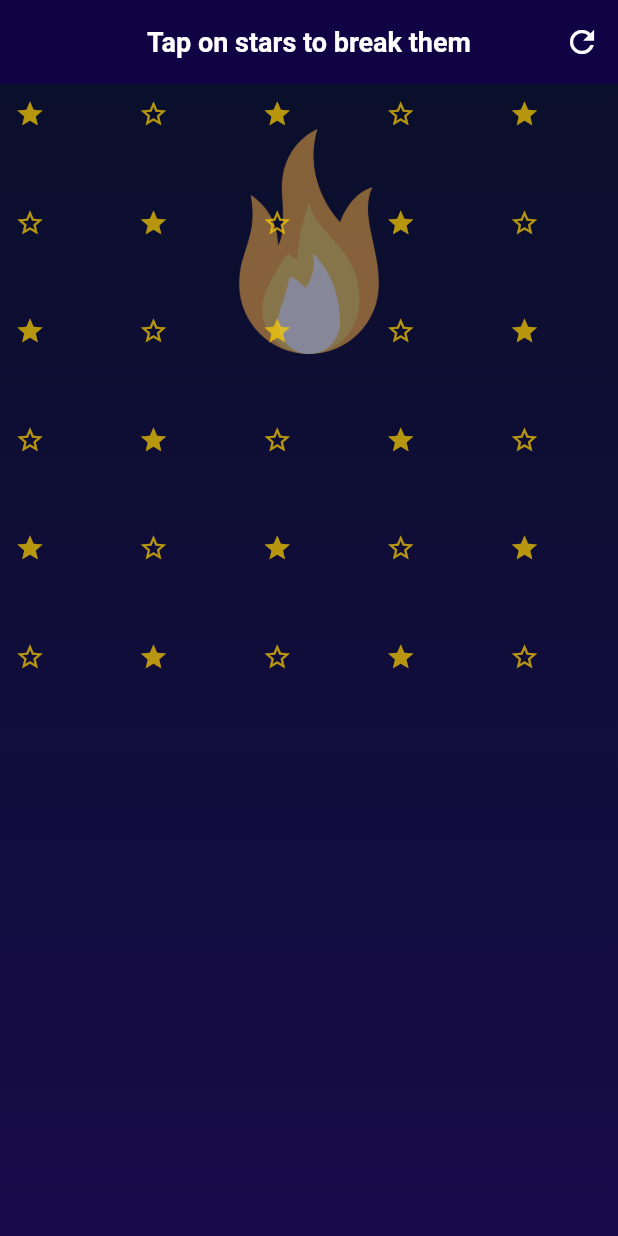
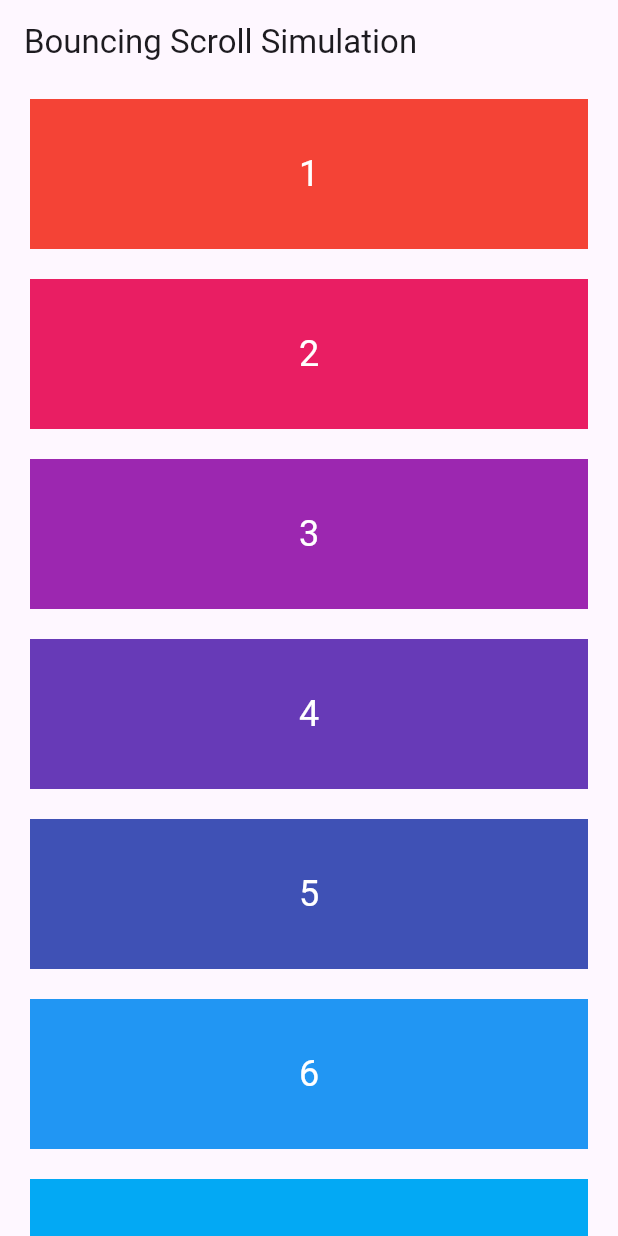
Before and after one commit to Hassan0308/Flutter-Animation, a Flutter app: the screen it shows after launch, on a phone screen of 412 x 824 dp. Run offline on Flutter 3.47's test engine with Material 3 defaults, Android fonts, the phone set to English and light mode, and no system bars.

Commit message:
first commit

```diff
--- a/lib/main.dart
+++ b/lib/main.dart
@@ -1,12 +1,12 @@
 import 'package:flutter/material.dart';
-import 'package:flutter_animation/provider/gravity_simulation_animation_provider.dart';
+import 'package:flutter_animation/provider/bouncing_scroll_simulation_provier.dart';
 import 'package:flutter_animation/screens/home_screen.dart';
 import 'package:provider/provider.dart';
 
 void main() {
   runApp(MultiProvider(providers: [
     ChangeNotifierProvider(
-      create: (context) => GravitySimulationAnimationProvider(),
+      create: (context) => BouncingScrollSimulationProvider(),
     ),
   ], child: const MyApp()));
 }
--- a/lib/provider/gravity_simulation_animation_provider.dart
+++ /dev/null
@@ -1,64 +0,0 @@
-import 'package:flutter/material.dart';
-import 'package:flutter/physics.dart';
-
-class GravitySimulationAnimationProvider extends ChangeNotifier {
-  late AnimationController _starController;
-  late Animation _starAnimation;
-  late List<AnimationController> _gravityControllers;
-  late List<GravitySimulation> _gravitySimulations;
-  List<bool> _spark = List<bool>.filled(30, false);
-
-  AnimationController get starController => _starController;
-  Animation get starAnimation => _starAnimation;
-  List<AnimationController> get gravityControllers => _gravityControllers;
-  List<GravitySimulation> get gravitySimulations => _gravitySimulations;
-  List<bool> get spark => _spark;
-
-  void initilizeAnimation(TickerProvider vsync) {
-    _starController = AnimationController(
-        vsync: vsync, duration: const Duration(milliseconds: 200));
-    _starAnimation = Tween(begin: 0.7, end: 1.0).animate(_starController);
-    _starController.repeat();
-
-    _gravityControllers = List.generate(
-      30,
-      (index) => AnimationController.unbounded(
-        vsync: vsync,
-      ),
-    );
-
-    _gravitySimulations = List.generate(
-      30,
-      (index) => GravitySimulation(
-        20,
-        0,
-        2000,
-        30,
-      ),
-    );
-  }
-
-  void startAnimation(int index) {
-    _gravityControllers[index].animateWith(_gravitySimulations[index]);
-    _spark[index] = true;
-    notifyListeners();
-  }
-
-  void resetAllAnimations() {
-    for (int i = 0; i < 30; i++) {
-      _gravityControllers[i].reset();
-      _gravityControllers[i].value = 0;
-    }
-    _spark = List<bool>.filled(30, false);
-    notifyListeners();
-  }
-
-  @override
-  void dispose() {
-    _starController.dispose();
-    for (var controller in _gravityControllers) {
-      controller.dispose();
-    }
-    super.dispose();
-  }
-}
--- a/lib/screens/home_screen.dart
+++ b/lib/screens/home_screen.dart
@@ -1,5 +1,5 @@
 import 'package:flutter/material.dart';
-import 'package:flutter_animation/provider/gravity_simulation_animation_provider.dart';
+import 'package:flutter_animation/provider/bouncing_scroll_simulation_provier.dart';
 import 'package:provider/provider.dart';
 
 class HomeScreen extends StatefulWidget {
@@ -9,125 +9,42 @@ class HomeScreen extends StatefulWidget {
   State<HomeScreen> createState() => _HomeScreenState();
 }
 
-class _HomeScreenState extends State<HomeScreen> with TickerProviderStateMixin {
+class _HomeScreenState extends State<HomeScreen>
+    with SingleTickerProviderStateMixin {
+  late ScrollController _scrollController;
+
   @override
   void initState() {
     super.initState();
-    Provider.of<GravitySimulationAnimationProvider>(context, listen: false)
-        .initilizeAnimation(this);
-  }
-
-  @override
-  void dispose() {
-    Provider.of<GravitySimulationAnimationProvider>(context, listen: false)
-        .dispose();
-    super.dispose();
+    _scrollController = ScrollController();
+    Provider.of<BouncingScrollSimulationProvider>(context, listen: false)
+        .initializeController(this, _scrollController);
   }
 
   @override
   Widget build(BuildContext context) {
-    var width = MediaQuery.of(context).size.width;
-    var height = MediaQuery.of(context).size.height;
+    final provider = Provider.of<BouncingScrollSimulationProvider>(context,listen: false);
 
     return Scaffold(
-      appBar: AppBar(
-        backgroundColor: const Color.fromARGB(255, 16, 4, 68),
-        title: const Text("Tap on stars to break them"),
-        titleTextStyle: const TextStyle(
-            color: Colors.white, fontSize: 18, fontWeight: FontWeight.bold),
-        centerTitle: true,
-        foregroundColor: Colors.white,
-        actions: [
-          IconButton(
-            icon: const Icon(Icons.refresh),
-            onPressed: () {
-              Provider.of<GravitySimulationAnimationProvider>(context,
-                      listen: false)
-                  .resetAllAnimations();
-            },
-          ),
-        ],
-      ),
-      body: Container(
-        width: width,
-        height: height,
-        decoration: const BoxDecoration(
-          gradient: LinearGradient(
-            colors: [Color(0xFF0A0F2B), Color.fromARGB(255, 23, 11, 73)],
-            begin: Alignment.topCenter,
-            end: Alignment.bottomCenter,
-          ),
-        ),
-        padding: const EdgeInsets.fromLTRB(10, 10, 10, 10),
-        child: Stack(
-          children: [
-            Positioned(
-                top: 20,
-                left: 0,
-                right: 0,
-                child: Opacity(
-                    opacity: 0.5,
-                    child: Image.asset(
-                      'assets/images/moon.png',
-                      height: 150,
-                      width: 150,
-                    ))),
-            Consumer<GravitySimulationAnimationProvider>(
-                builder: (context, provider, child) {
-              return AnimatedBuilder(
-                  animation: Listenable.merge([
-                    provider.starController,
-                    ...provider.gravityControllers
-                  ]),
-                  builder: (context, child) {
-                    return GridView.builder(
-                      gridDelegate:
-                          const SliverGridDelegateWithFixedCrossAxisCount(
-                        crossAxisCount: 5,
-                        mainAxisSpacing: 10,
-                        crossAxisSpacing: 20,
-                      ),
-                      itemCount: 30,
-                      itemBuilder: (context, index) {
-                        return Transform.translate(
-                          offset: Offset(
-                              0, provider.gravityControllers[index].value),
-                          child: GestureDetector(
-                            onTap: () {
-                              provider.startAnimation(index);
-                            },
-                            child: Stack(
-                              children: [
-                                Visibility(
-                                  visible: provider.spark[index],
-                                  child: Image.asset(
-                                    'assets/images/flame.png',
-                                    height: 20,
-                                    width: 20,
-                                  ),
-                                ),
-                                Visibility(
-                                  visible: !provider.spark[index],
-                                  child: Icon(
-                                    (index % 2 == 0)
-                                        ? Icons.star
-                                        : Icons.star_outline,
-                                    size: 20,
-                                    color:
-                                        const Color.fromARGB(255, 255, 208, 0)
-                                            .withOpacity(
-                                                provider.starAnimation.value),
-                                  ),
-                                ),
-                              ],
-                            ),
-                          ),
-                        );
-                      },
-                    );
-                  });
-            }),
-          ],
+      appBar: AppBar(title: const Text('Bouncing Scroll Simulation')),
+      body: GestureDetector(
+        onPanUpdate: provider.onPanUpdate,
+        onPanEnd: provider.onPanEnd,
+        child: ListView.builder(
+          controller: _scrollController,
+          physics: const NeverScrollableScrollPhysics(),
+          itemCount: 10,
+          itemBuilder: (context, index) {
+            return Container(
+              height: 100,
+              margin: const EdgeInsets.symmetric(vertical: 10, horizontal: 20),
+              color: Colors.primaries[index % Colors.primaries.length],
+              child: Center(
+                  child: Text('${index + 1}',
+                      style:
+                          const TextStyle(fontSize: 24, color: Colors.white))),
+            );
+          },
         ),
       ),
     );
--- a/pubspec.yaml
+++ b/pubspec.yaml
@@ -60,8 +60,8 @@ flutter:
   uses-material-design: true
 
   # To add assets to your application, add an assets section, like this:
-  assets:
-    - assets/images/
+  # assets:
+  #   - assets/images/
   #   - images/a_dot_ham.jpeg
 
   # An image asset can refer to one or more resolution-specific "variants", see
```
Also changed, not shown: lib/provider/bouncing_scroll_simulation_provier.dart (added, +44 -0 lines), assets/images/image.png (deleted), assets/images/moon.png (deleted).
